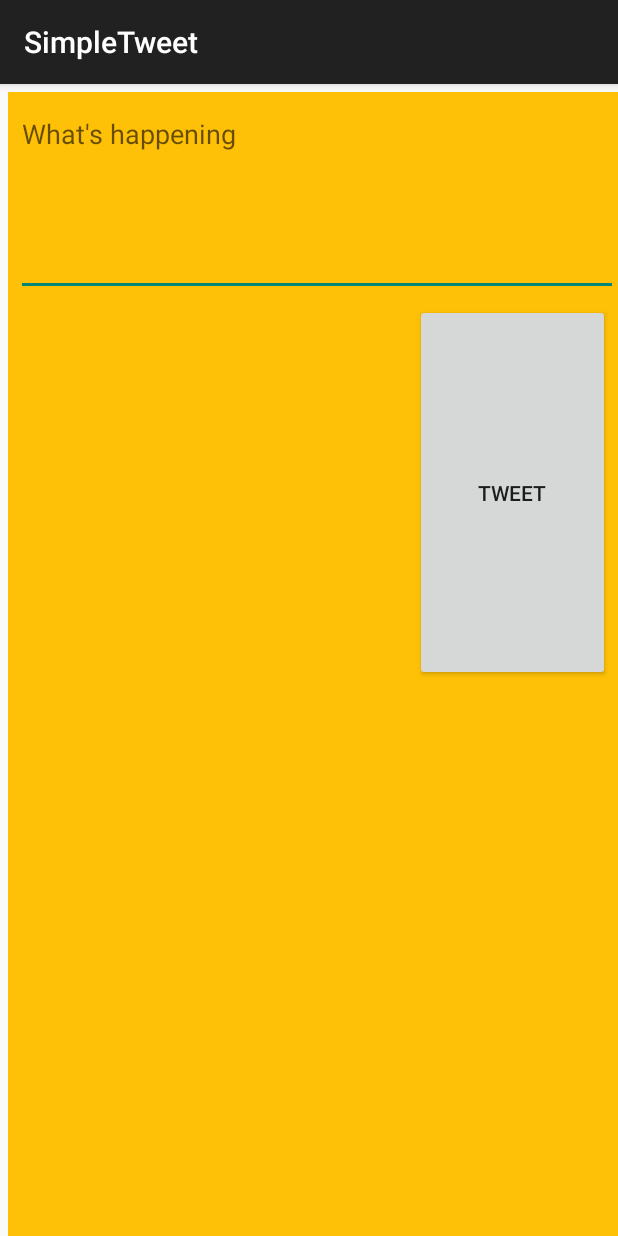
After one commit to Ebenezer997/SimpleTweet, an Android app: the ComposeActivity screen opened directly, with no data from a screen before it, on a phone screen of 412 x 824 dp. The commit adds this screen. Run offline under Robolectric (Android 15) with nearby library versions, the phone set to English and light mode, and no system bars; our stand-ins replace Room's generated code; libraries missing offline, so code that uses them is left out: com.codepath.asynchttpclient, com.facebook.stetho, org.parceler; 1 statement that could not run was skipped.

Commit message:
added upgrade

```diff
--- a/app/build.gradle
+++ b/app/build.gradle
@@ -51,4 +51,7 @@ dependencies {
     annotationProcessor "androidx.room:room-compiler:$room_version"
     implementation 'com.facebook.stetho:stetho:1.5.1'
     implementation 'androidx.swiperefreshlayout:swiperefreshlayout:1.1.0'
+
+    implementation 'org.parceler:parceler-api:1.1.12'
+    annotationProcessor 'org.parceler:parceler:1.1.12'
 }
--- a/app/src/main/AndroidManifest.xml
+++ b/app/src/main/AndroidManifest.xml
@@ -13,7 +13,8 @@
         android:icon="@drawable/ic_launcher"
         android:label="@string/app_name"
         android:theme="@style/AppTheme">
-        <activity android:name=".TimelineActivity"></activity>
+        <activity android:name=".ComposeActivity"></activity>
+        <activity android:name=".TimelineActivity" />
         <activity
             android:name=".LoginActivity"
             android:label="@string/app_name"
--- /dev/null
+++ b/app/src/main/java/com/codepath/apps/restclienttemplate/ComposeActivity.java
@@ -0,0 +1,79 @@
+package com.codepath.apps.restclienttemplate;
+
+import androidx.appcompat.app.AppCompatActivity;
+
+import android.content.Intent;
+import android.os.Bundle;
+import android.os.Parcel;
+import android.util.Log;
+import android.view.View;
+import android.widget.Button;
+import android.widget.EditText;
+import android.widget.Toast;
+
+import com.codepath.apps.restclienttemplate.models.Tweet;
+import com.codepath.asynchttpclient.callback.JsonHttpResponseHandler;
+
+import org.json.JSONException;
+import org.parceler.Parcels;
+
+import okhttp3.Headers;
+
+public class ComposeActivity extends AppCompatActivity {
+    public static final String TAG = "ComposeActivity";
+    public static final int MAX_TWEET_LENGTH = 140;
+    EditText etCompose;
+    Button btnTweet;
+
+    TwitterClient client;
+
+    @Override
+    protected void onCreate(Bundle savedInstanceState) {
+        super.onCreate(savedInstanceState);
+        setContentView(R.layout.activity_compose);
+        client = TwitterApp.getRestClient(this);
+
+        etCompose = findViewById(R.id.etCompose);
+        btnTweet = findViewById(R.id.btnTweet);
+        //Set click listener on button
+        btnTweet.setOnClickListener(new View.OnClickListener() {
+            @Override
+            public void onClick(View v) {
+                final String tweetContent = etCompose.getText().toString();
+                if (tweetContent.isEmpty()){
+                    Toast.makeText(ComposeActivity.this,"sorry, your tweet cannot be empty",Toast.LENGTH_LONG).show();
+                }
+                if (tweetContent.length() > MAX_TWEET_LENGTH){
+                    Toast.makeText(ComposeActivity.this,"Sorry,your tweet is too long",Toast.LENGTH_LONG).show();
+                    return;
+                }
+                Toast.makeText(ComposeActivity.this,tweetContent, Toast.LENGTH_LONG).show();
+                //Make an API call to twitter to publish the tweet
+                client.publishTweet(tweetContent, new JsonHttpResponseHandler() {
+                    @Override
+                    public void onSuccess(int statusCode, Headers headers, JSON json) {
+                        Log.e(TAG,"onSuccess to publish tweet");
+                        try {
+                            Tweet tweet = Tweet.fromJson(json.jsonObject);
+                            Log.i(TAG,"Published tweet says:" + tweet.body);
+                            Intent intent = new Intent();
+                            intent.putExtra("tweet", Parcels.wrap(tweet));
+                            setResult(RESULT_OK, intent);
+                            finish();
+                        } catch (JSONException e) {
+                            e.printStackTrace();
+                        }
+                    }
+
+                    @Override
+                    public void onFailure(int statusCode, Headers headers, String response, Throwable throwable) {
+                        Log.e(TAG,"onFailure to publish tweet", throwable);
+
+                    }
+                });
+            }
+        });
+
+
+    }
+}
--- a/app/src/main/java/com/codepath/apps/restclienttemplate/models/Tweet.java
+++ b/app/src/main/java/com/codepath/apps/restclienttemplate/models/Tweet.java
@@ -3,14 +3,20 @@ package com.codepath.apps.restclienttemplate.models;
 import org.json.JSONArray;
 import org.json.JSONException;
 import org.json.JSONObject;
+import org.parceler.Parcel;
 
 import java.util.ArrayList;
 import java.util.List;
+
+@Parcel
 
 public class Tweet {
     public String body;
     public String createdAt;
     public User user;
+
+    //empty constructor needed by the Parceler library
+    public Tweet(){}
 
     public static  Tweet fromJson(JSONObject jsonObject) throws JSONException {
         Tweet tweet = new Tweet();
--- a/app/src/main/java/com/codepath/apps/restclienttemplate/models/User.java
+++ b/app/src/main/java/com/codepath/apps/restclienttemplate/models/User.java
@@ -2,11 +2,14 @@ package com.codepath.apps.restclienttemplate.models;
 
 import org.json.JSONException;
 import org.json.JSONObject;
+import org.parceler.Parcel;
 
+@Parcel
 public class User {
     public String name;
     public String screenName;
     public String profileImageUrl;
+    public User() {}
 
     public  static User fromJson(JSONObject jsonObject) throws JSONException {
         User user = new User();
--- /dev/null
+++ b/app/src/main/res/layout/activity_compose.xml
@@ -0,0 +1,39 @@
+<?xml version="1.0" encoding="utf-8"?>
+<RelativeLayout xmlns:android="http://schemas.android.com/apk/res/android"
+    xmlns:app="http://schemas.android.com/apk/res-auto"
+    xmlns:tools="http://schemas.android.com/tools"
+    android:layout_width="match_parent"
+    android:layout_height="match_parent"
+    android:layout_marginStart="5dp"
+    android:layout_marginTop="5dp"
+    android:background="#FFFFFF"
+    android:backgroundTint="#FFC107"
+    tools:context=".ComposeActivity">
+
+    <EditText
+        android:id="@+id/etCompose"
+        android:layout_width="match_parent"
+        android:layout_height="wrap_content"
+        android:layout_marginStart="5dp"
+        android:layout_marginTop="5dp"
+        android:ems="10"
+        android:gravity="start|top"
+        android:hint="What's happening"
+        android:inputType="textMultiLine"
+        android:minLines="5" />
+
+    <Button
+        android:id="@+id/btnTweet"
+        android:layout_width="wrap_content"
+        android:layout_height="wrap_content"
+        android:layout_below="@+id/etCompose"
+        android:layout_alignParentStart="true"
+        android:layout_alignParentEnd="true"
+        android:layout_alignParentBottom="true"
+        android:layout_marginStart="271dp"
+        android:layout_marginTop="5dp"
+        android:layout_marginEnd="5dp"
+        android:layout_marginBottom="370dp"
+        android:text="@string/tweet"
+        android:textAlignment="inherit" />
+</RelativeLayout>
--- a/app/src/main/res/values/strings.xml
+++ b/app/src/main/res/values/strings.xml
@@ -5,5 +5,6 @@
     <string name="login_label">Log in</string>
     <string name="intent_scheme">oauth</string>
     <string name="intent_host">cprest</string>
+    <string name="tweet">Tweet</string>
 
 </resources>
```
Also changed, not shown: app/src/main/java/com/codepath/apps/restclienttemplate/TimelineActivity.java (+42 -0 lines), app/src/main/java/com/codepath/apps/restclienttemplate/TwitterClient.java (+8 -0 lines), app/src/main/res/menu/menu_main.xml (added, +10 -0 lines).
